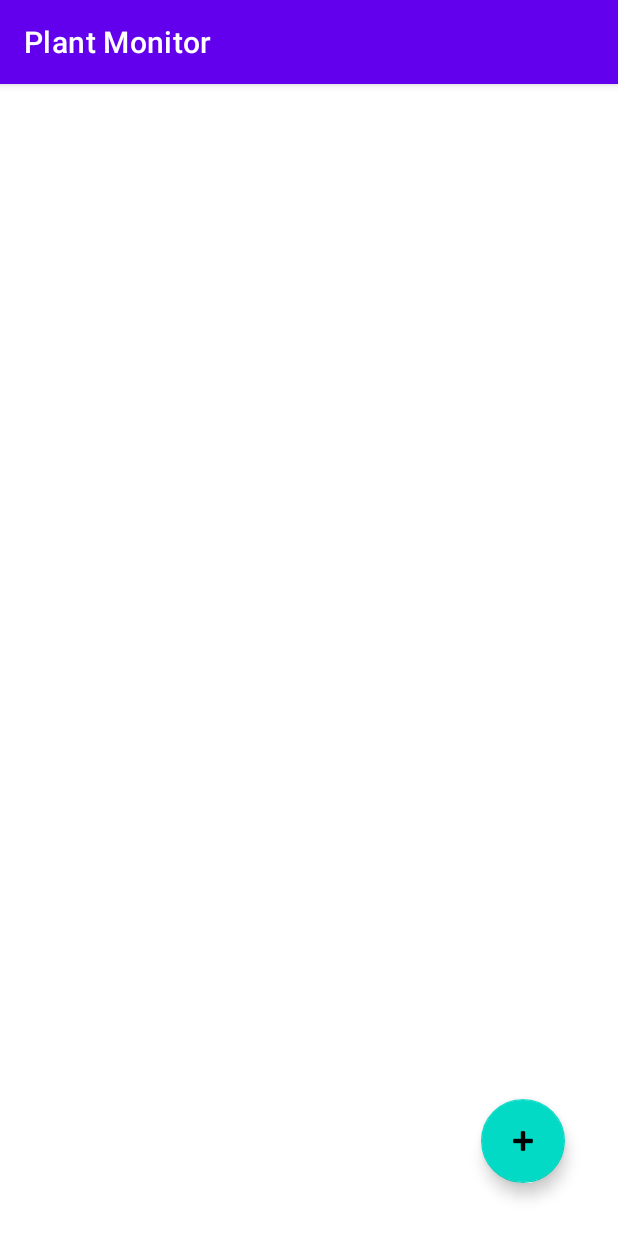
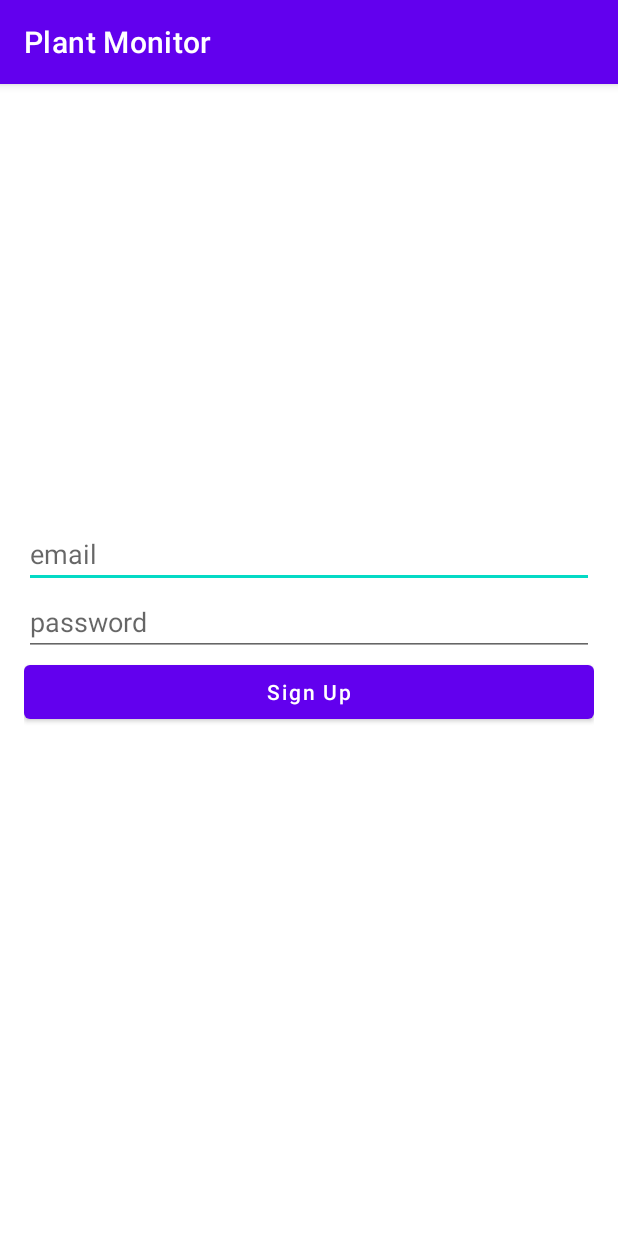
Before and after one commit to ItsKarlito/healthyleaves, an Android app: the screen it shows after launch (MainActivity), on a phone screen of 412 x 824 dp. Run offline under Robolectric (Android 15) with nearby library versions, the phone set to English and light mode, and no system bars; our stand-ins replace Firebase (no records; nobody signed in at launch, a user with empty details on screens opened directly).

Commit message:
firebase connection, push notification, profile creation and login

```diff
--- /dev/null
+++ b/build.gradle
@@ -0,0 +1 @@
+// Top-level build file where you can add configuration options common to all sub-projects/modules.
--- a/software/PlantMonitor/app/build.gradle
+++ b/software/PlantMonitor/app/build.gradle
@@ -1,5 +1,6 @@
 plugins {
     id 'com.android.application'
+    id 'com.google.gms.google-services'
 }
 
 android {
@@ -29,11 +30,15 @@ android {
 }
 
 dependencies {
+    def firebase_version = '17.3.4'
 
     implementation 'androidx.appcompat:appcompat:1.2.0'
     implementation 'com.google.android.material:material:1.2.1'
     implementation 'androidx.constraintlayout:constraintlayout:2.0.2'
     implementation 'androidx.legacy:legacy-support-v4:1.0.0'
+    implementation "com.google.firebase:firebase-messaging:$firebase_version"
+    implementation 'com.google.firebase:firebase-auth:16.0.5'
+    implementation 'com.google.firebase:firebase-database:16.0.4'
     testImplementation 'junit:junit:4.+'
     androidTestImplementation 'androidx.test.ext:junit:1.1.2'
     androidTestImplementation 'androidx.test.espresso:espresso-core:3.3.0'
--- a/software/PlantMonitor/app/src/main/java/com/example/plantmonitor/MainActivity.java
+++ b/software/PlantMonitor/app/src/main/java/com/example/plantmonitor/MainActivity.java
@@ -1,85 +1,156 @@
 package com.example.plantmonitor;
 
+import androidx.annotation.NonNull;
 import androidx.appcompat.app.AppCompatActivity;
+import androidx.core.app.NotificationCompat;
+import androidx.core.app.NotificationManagerCompat;
 
+import android.app.NotificationChannel;
+import android.app.NotificationManager;
 import android.content.Intent;
+import android.os.Build;
 import android.os.Bundle;
 import android.view.View;
 import android.widget.AdapterView;
 import android.widget.ArrayAdapter;
+import android.widget.EditText;
 import android.widget.ListView;
+import android.widget.ProgressBar;
+import android.widget.Toast;
 
 import com.example.plantmonitor.Database.DatabaseHelper;
+import com.example.plantmonitor.Settings.ProfileActivity;
+import com.google.android.gms.tasks.OnCompleteListener;
+import com.google.android.gms.tasks.Task;
 import com.google.android.material.floatingactionbutton.FloatingActionButton;
+import com.google.firebase.auth.AuthResult;
+import com.google.firebase.auth.FirebaseAuth;
+import com.google.firebase.auth.FirebaseAuthUserCollisionException;
+import com.google.firebase.iid.FirebaseInstanceId;
+import com.google.firebase.iid.InstanceIdResult;
+import com.google.firebase.messaging.FirebaseMessaging;
 
 import java.util.ArrayList;
 import java.util.List;
 
 public class MainActivity extends AppCompatActivity {
     //declaration of objects
-    protected ListView plantListView;
-    protected FloatingActionButton addPlantFloatingButton;
-    protected DatabaseHelper dbHelper = new DatabaseHelper(this);
+    public static final String CHANNEL_ID = "simplified_coding";
+    private static final String CHANNEL_NAME = "Simplified Coding";
+    private static final String CHANNEL_DESC = "Simplified Coding Notifications";
+    private EditText editTextEmail, editTextPassword;
+    private ProgressBar progressBar;
+    private FirebaseAuth firebaseAuth;
 
     @Override
     protected void onCreate(Bundle savedInstanceState) {
         super.onCreate(savedInstanceState);
-        setContentView(R.layout.activity_main);
+        setContentView(R.layout.activity_login);
 
-        //initializing objects
-        plantListView = findViewById(R.id.plantListView);
-        addPlantFloatingButton = findViewById(R.id.addPlantFloatingButton);
+        progressBar = findViewById(R.id.progressbar);
+        editTextEmail = findViewById(R.id.editTextEmail);
+        editTextPassword = findViewById(R.id.editTextPassword);
+        firebaseAuth =  FirebaseAuth.getInstance();
+        FirebaseMessaging.getInstance().subscribeToTopic("updates");
 
-        //calling function to load listView
-        loadListView();
+        if(Build.VERSION.SDK_INT >= Build.VERSION_CODES.O){
+            NotificationChannel channel =
+                    new NotificationChannel(
+                            CHANNEL_ID,
+                            CHANNEL_NAME,
+                            NotificationManager.IMPORTANCE_DEFAULT);
+            channel.setDescription(CHANNEL_DESC);
+            NotificationManager manager = getSystemService(NotificationManager.class);
+            manager.createNotificationChannel(channel);
+        }
 
-        //making items in course ListView clickable and sending intent
-        plantListView.setOnItemClickListener(new AdapterView.OnItemClickListener() {
-            @Override
-            public void onItemClick(AdapterView<?> adapterView, View view, int position, long l) {
-                DatabaseHelper dbHelper = new DatabaseHelper(MainActivity.this);
-                List<PlantProfile> plantProfiles = dbHelper.getAllPlants();
-
-                String name = plantProfiles.get(position).getName();
-                String growth = plantProfiles.get(position).getGrowth();
-                String expo = plantProfiles.get(position).getLightExposure();
-                String temp = plantProfiles.get(position).getTemperature();
-                String interval = plantProfiles.get(position).getWaterInterval();
-
-                Intent intent = new Intent(MainActivity.this, PlantActivity.class);
-                intent.putExtra("plantName", name);
-                intent.putExtra("plantGrowth", growth);
-                intent.putExtra("plantExposure", expo);
-                intent.putExtra("plantTemp", temp);
-                intent.putExtra("plantInterval", interval);
-
-                startActivity(intent);
-            }
-        });
-
-        //opens fragment
-        addPlantFloatingButton.setOnClickListener(new View.OnClickListener() {
+        findViewById(R.id.buttonSignUp).setOnClickListener(new View.OnClickListener() {
             @Override
             public void onClick(View view) {
-                insertFragment dialog = new insertFragment();
-
-                dialog.show(getSupportFragmentManager(), "InsertFragment");
+                createUser();
             }
         });
     }
 
-    protected void loadListView() {
-        List<PlantProfile> plant = dbHelper.getAllPlants();
-        ArrayList<String> plantListText = new ArrayList<>();
+    private void displayNotification(){
+        NotificationCompat.Builder mBuilder =
+                new NotificationCompat.Builder(this, CHANNEL_ID)
+                        .setSmallIcon(R.drawable.ic_launcher_background)
+                        .setContentTitle("Hurray! It is working...")
+                        .setContentText("Your first notification...")
+                        .setPriority(NotificationCompat.PRIORITY_DEFAULT);
+        NotificationManagerCompat notificationManagerCompat = NotificationManagerCompat.from(this);
+        notificationManagerCompat.notify(1, mBuilder.build());
+    }
 
-        for(int i=0; i<plant.size(); i++) {
-            String temp ="";
+    private void createUser(){
+        String email = editTextEmail.getText().toString().trim();
+        String password = editTextPassword.getText().toString().trim();
 
-            temp += plant.get(i).getName();
+        if(email.isEmpty()){
+            editTextEmail.setError("Email required.");
+            editTextEmail.requestFocus();
+            return;
+        }
+        if(password.isEmpty()){
+            editTextPassword.setError("Password required.");
+            editTextPassword.requestFocus();
+            return;
+        }
+        if(password.length() < 6){
+            editTextPassword.setError("Password should be at least 6 characters long.");
+            editTextPassword.requestFocus();
+            return;
+        }
+        progressBar.setVisibility(View.VISIBLE);
+        firebaseAuth.createUserWithEmailAndPassword(email, password)
+                .addOnCompleteListener(new OnCompleteListener<AuthResult>() {
+                    @Override
+                    public void onComplete(@NonNull Task<AuthResult> task) {
+                        if(task.isSuccessful()){
+                            startProfileActivity();
+                        }else{
+                            if(task.getException() instanceof FirebaseAuthUserCollisionException){
+                                userLogin(email, password);
+                            }else{
+                                Toast.makeText(MainActivity.this,
+                                        task.getException().getMessage(),
+                                        Toast.LENGTH_LONG).show();
+                            }
+                        }
+                    }
+                });
+        }
 
-           plantListText.add(temp);
+    @Override
+    protected void onStart() {
+        super.onStart();
+
+        if(firebaseAuth.getCurrentUser() != null){
+            startProfileActivity();
         }
-        ArrayAdapter arrayAdapter = new ArrayAdapter<>(this, android.R.layout.simple_list_item_1, plantListText);
-        plantListView.setAdapter(arrayAdapter);
+    }
+
+    private void startProfileActivity(){
+        Intent intent = new Intent(MainActivity.this, ProfileActivity.class);
+        intent.addFlags(Intent.FLAG_ACTIVITY_NEW_TASK | Intent.FLAG_ACTIVITY_CLEAR_TASK);
+        startActivity(intent);
+    }
+
+    private void userLogin(String email, String password){
+        firebaseAuth.signInWithEmailAndPassword(email, password)
+                .addOnCompleteListener(new OnCompleteListener<AuthResult>() {
+                    @Override
+                    public void onComplete(@NonNull Task<AuthResult> task) {
+                        if(task.isSuccessful()){
+                            startProfileActivity();
+                        }else{
+                            progressBar.setVisibility(View.INVISIBLE);
+                            Toast.makeText(MainActivity.this,
+                                    task.getException().getMessage(),
+                                    Toast.LENGTH_LONG).show();
+                        }
+                    }
+                });
     }
 }
--- a/software/PlantMonitor/app/src/main/java/com/example/plantmonitor/insertFragment.java
+++ b/software/PlantMonitor/app/src/main/java/com/example/plantmonitor/insertFragment.java
@@ -52,7 +52,8 @@ public class insertFragment extends DialogFragment {
 
                 if(!(name.equals("") || growth.equals("") || expo.equals("") || temp.equals("") || interval.equals(""))) {
                     dbHelper.insertPlant(new PlantProfile(name, interval, expo, temp, growth));
-                    ((MainActivity)getActivity()).loadListView();
+                    //((MainActivity)getActivity()).loadListView();
+                    ((ListOfPlants)getActivity()).loadListView();
                     getDialog().dismiss();
                 }
             }
--- /dev/null
+++ b/software/PlantMonitor/app/src/main/res/layout/activity_login.xml
@@ -0,0 +1,63 @@
+<?xml version="1.0" encoding="utf-8"?>
+<androidx.constraintlayout.widget.ConstraintLayout xmlns:android="http://schemas.android.com/apk/res/android"
+    xmlns:app="http://schemas.android.com/apk/res-auto"
+    xmlns:tools="http://schemas.android.com/tools"
+    android:layout_width="match_parent"
+    android:layout_height="match_parent">
+
+    <LinearLayout
+        android:id="@+id/linearLayout"
+        android:layout_width="0dp"
+        android:layout_height="wrap_content"
+        android:gravity="center_vertical"
+        android:orientation="vertical"
+        android:padding="16dp"
+        app:layout_constraintBottom_toBottomOf="parent"
+        app:layout_constraintEnd_toEndOf="parent"
+        app:layout_constraintHorizontal_bias="0.0"
+        app:layout_constraintStart_toStartOf="parent"
+        app:layout_constraintTop_toTopOf="parent">
+
+        <EditText
+            android:id="@+id/editTextEmail"
+            android:layout_width="match_parent"
+            android:layout_height="wrap_content"
+            android:autofillHints=""
+            android:hint="@string/email"
+            android:inputType="textEmailAddress">
+
+        </EditText>
+
+        <EditText
+            android:id="@+id/editTextPassword"
+            android:layout_width="match_parent"
+            android:layout_height="wrap_content"
+            android:autofillHints=""
+            android:hint="@string/password"
+            android:inputType="textPassword">
+
+        </EditText>
+
+        <Button
+            android:id="@+id/buttonSignUp"
+            android:layout_width="match_parent"
+            android:layout_height="wrap_content"
+            android:text="@string/sign_up"
+            android:textAllCaps="false">
+
+        </Button>
+
+        <ProgressBar
+            android:visibility="invisible"
+            android:id="@+id/progressbar"
+            android:layout_width="wrap_content"
+            android:layout_height="wrap_content"
+            android:layout_gravity="center_horizontal">
+
+        </ProgressBar>
+
+
+    </LinearLayout>
+
+
+</androidx.constraintlayout.widget.ConstraintLayout>
--- /dev/null
+++ b/software/PlantMonitor/app/src/main/res/layout/activity_profile.xml
@@ -0,0 +1,6 @@
+<?xml version="1.0" encoding="utf-8"?>
+<androidx.constraintlayout.widget.ConstraintLayout
+    xmlns:android="http://schemas.android.com/apk/res/android" android:layout_width="match_parent"
+    android:layout_height="match_parent">
+
+</androidx.constraintlayout.widget.ConstraintLayout>
--- a/software/PlantMonitor/app/src/main/res/values/strings.xml
+++ b/software/PlantMonitor/app/src/main/res/values/strings.xml
@@ -2,4 +2,7 @@
     <string name="app_name">Plant Monitor</string>
     <!-- TODO: Remove or change this placeholder text -->
     <string name="hello_blank_fragment">Hello blank fragment</string>
+    <string name="password">password</string>
+    <string name="sign_up">Sign Up</string>
+    <string name="email">email</string>
 </resources>
--- a/software/PlantMonitor/build.gradle
+++ b/software/PlantMonitor/build.gradle
@@ -5,7 +5,8 @@ buildscript {
         jcenter()
     }
     dependencies {
-        classpath "com.android.tools.build:gradle:4.1.0"
+        classpath 'com.android.tools.build:gradle:4.0.1'
+        classpath 'com.google.gms:google-services:4.2.0'
 
         // NOTE: Do not place your application dependencies here; they belong
         // in the individual module build.gradle files
```
Also changed, not shown: software/PlantMonitor/app/src/main/AndroidManifest.xml (+7 -0 lines), software/PlantMonitor/app/src/main/java/com/example/plantmonitor/ListOfPlants.java (added, +86 -0 lines), software/PlantMonitor/app/src/main/java/com/example/plantmonitor/Settings/MyFirebaseMessagingService.java (added, +19 -0 lines), software/PlantMonitor/app/src/main/java/com/example/plantmonitor/Settings/NotificationHelper.java (added, +23 -0 lines), software/PlantMonitor/app/src/main/java/com/example/plantmonitor/Settings/ProfileActivity.java (added, +80 -0 lines), software/PlantMonitor/app/src/main/java/com/example/plantmonitor/Settings/User.java (added, +12 -0 lines), gradle/wrapper/gradle-wrapper.properties (added), software/PlantMonitor/gradle/wrapper/gradle-wrapper.properties, 6 other files.
